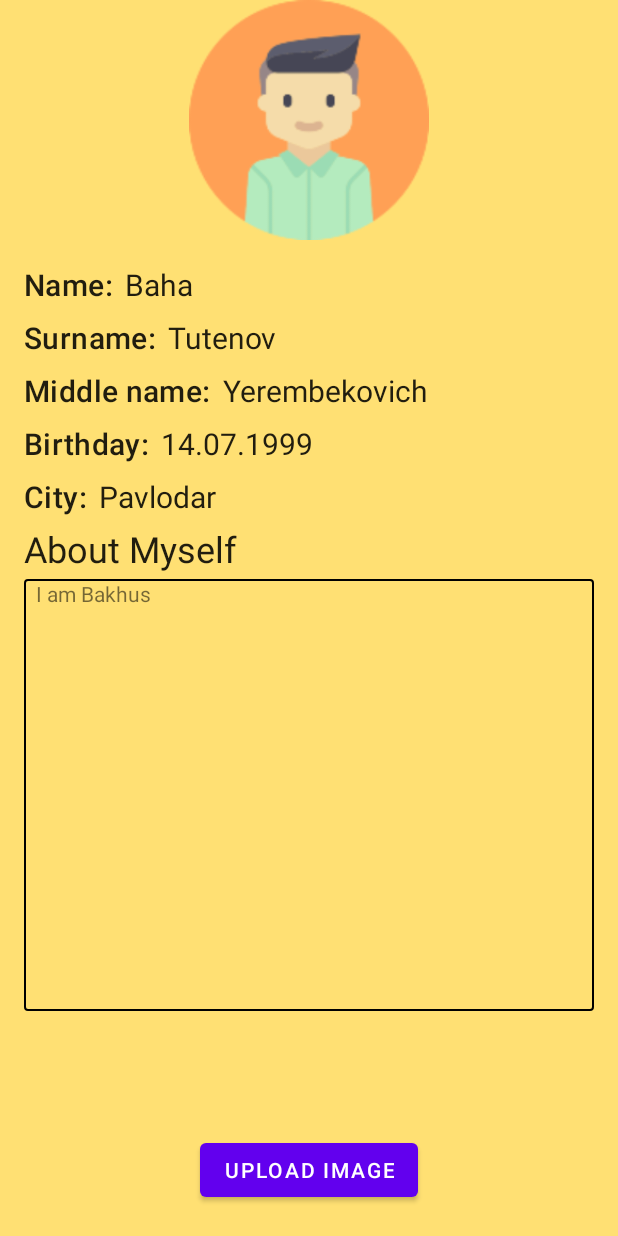
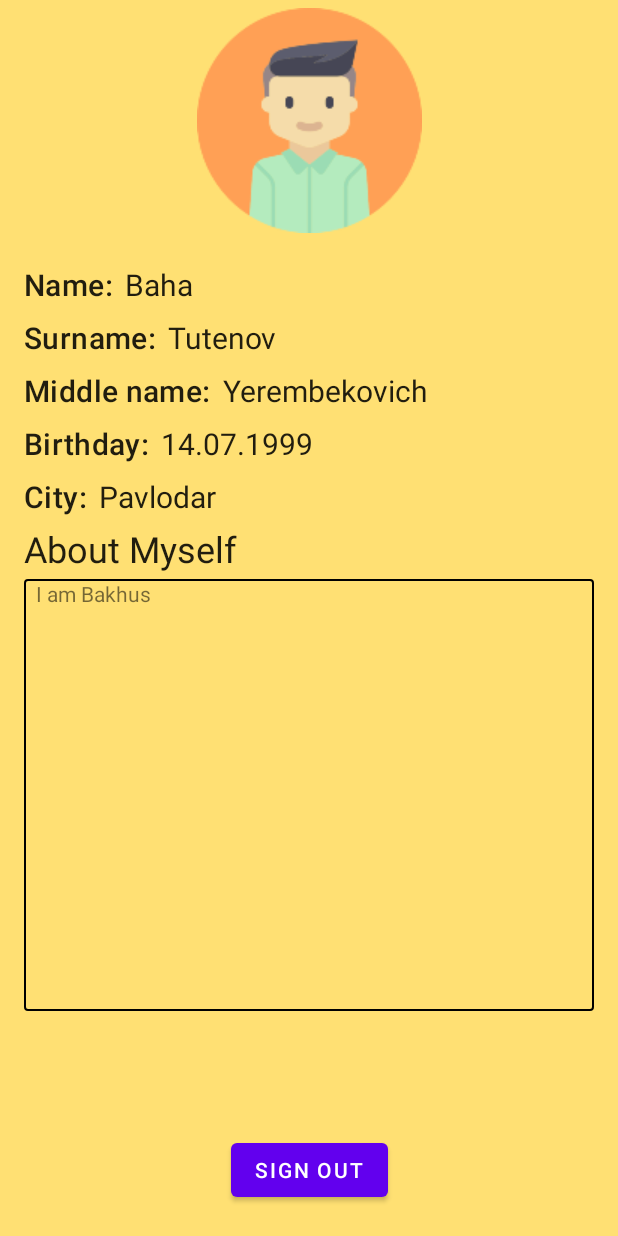
Before and after one commit to bakhus99/TechApp, an Android app: the layout fragment_profile.xml on its own in the app's theme, with its tools: preview values and no code run, on a phone screen of 412 x 824 dp. Run offline under Robolectric (Android 15) with nearby library versions, the phone set to English and light mode, and no system bars.

Commit message:
fixed image loading

```diff
--- a/app/build.gradle
+++ b/app/build.gradle
@@ -66,4 +66,10 @@ dependencies {
     testImplementation 'junit:junit:4.+'
     androidTestImplementation 'androidx.test.ext:junit:1.1.2'
     androidTestImplementation 'androidx.test.espresso:espresso-core:3.3.0'
+
+
+    implementation 'de.hdodenhof:circleimageview:3.1.0'
+
+    implementation 'com.github.bumptech.glide:glide:4.12.0'
+
 }
--- a/app/src/main/AndroidManifest.xml
+++ b/app/src/main/AndroidManifest.xml
@@ -13,7 +13,7 @@
         android:roundIcon="@mipmap/ic_launcher_round"
         android:supportsRtl="true"
 
-        android:theme="@style/splahScreenTheme">
+        android:theme="@style/Theme.TechApp">
         <activity android:name=".MainActivity">
             <intent-filter>
 
--- a/app/src/main/java/com/student/techapp/MainActivity.kt
+++ b/app/src/main/java/com/student/techapp/MainActivity.kt
@@ -19,7 +19,7 @@ class MainActivity : AppCompatActivity() {
 
     override fun onCreate(savedInstanceState: Bundle?) {
         super.onCreate(savedInstanceState)
-        setTheme(R.style.Theme_TechApp)
+        //setTheme(R.style.Theme_TechApp)
         supportActionBar?.hide()
         binding = ActivityMainBinding.inflate(layoutInflater)
         setContentView(binding.root)
--- a/app/src/main/res/layout/fragment_profile.xml
+++ b/app/src/main/res/layout/fragment_profile.xml
@@ -4,20 +4,29 @@
     xmlns:tools="http://schemas.android.com/tools"
     android:layout_width="match_parent"
     android:layout_height="match_parent"
-    android:background="#FFE073
-	"
+    android:background="#FFE073"
     tools:context=".ui.ProfileFragment">
 
     <ImageView
         android:id="@+id/userImage"
-        android:layout_width="0dp"
-        android:layout_height="0dp"
+        android:layout_width="150dp"
+        android:layout_height="150dp"
         android:scaleType="fitCenter"
         app:layout_constraintBottom_toTopOf="@id/guideline5"
         app:layout_constraintEnd_toEndOf="parent"
         app:layout_constraintStart_toStartOf="parent"
         app:layout_constraintTop_toTopOf="parent"
         android:src="@drawable/empty_avatar" />
+
+    <de.hdodenhof.circleimageview.CircleImageView
+        android:id="@+id/circleImage"
+        android:layout_width="150dp"
+        android:layout_height="150dp"
+        app:civ_border_width="3dp"
+        app:layout_constraintTop_toTopOf="@id/userImage"
+        app:layout_constraintEnd_toEndOf="@id/userImage"
+        app:layout_constraintStart_toStartOf="@id/userImage"
+        app:layout_constraintBottom_toBottomOf="@id/userImage"/>
 
     <androidx.constraintlayout.widget.Guideline
         android:id="@+id/guideline5"
@@ -183,7 +192,7 @@
         android:layout_width="wrap_content"
         android:layout_height="wrap_content"
         android:layout_marginBottom="20dp"
-        android:text="@string/upload_image"
+        android:text="@string/sign_out"
         app:layout_constraintBottom_toBottomOf="parent"
         app:layout_constraintEnd_toEndOf="parent"
         app:layout_constraintStart_toStartOf="parent" />
--- a/app/src/main/res/navigation/nav_graph.xml
+++ b/app/src/main/res/navigation/nav_graph.xml
@@ -56,7 +56,11 @@
         android:id="@+id/profileFragment"
         android:name="com.student.techapp.ui.ProfileFragment"
         android:label="fragment_profile"
-        tools:layout="@layout/fragment_profile" />
+        tools:layout="@layout/fragment_profile" >
+        <action
+            android:id="@+id/action_profileFragment_to_startFragment"
+            app:destination="@id/startFragment" />
+    </fragment>
     <fragment
         android:id="@+id/pdfViewFragment"
         android:name="com.student.techapp.ui.PdfViewFragment"
--- /dev/null
+++ b/app/src/main/res/values/dimens.xml
@@ -0,0 +1,6 @@
+<?xml version="1.0" encoding="utf-8"?>
+<resources>
+
+    <dimen name="small">8dp</dimen>
+
+</resources>
--- a/app/src/main/res/values/strings.xml
+++ b/app/src/main/res/values/strings.xml
@@ -30,4 +30,5 @@
     <string name="don_t_have_an_account">Don\'t have an account?</string>
     <string name="enter_login">Enter login</string>
     <string name="enter_your_password">Enter your password...</string>
+    <string name="sign_out">Sign out</string>
 </resources>
--- a/app/src/main/res/values/themes.xml
+++ b/app/src/main/res/values/themes.xml
@@ -12,14 +12,15 @@
         <!-- Status bar color. -->
         <item name="android:statusBarColor" tools:targetApi="l">?attr/colorPrimaryVariant</item>
         <!-- Customize your theme here. -->
+
     </style>
-        <style name="splahScreenTheme" parent="Theme.MaterialComponents.Light.NoActionBar">
+<!--        <style name="splahScreenTheme" parent="Theme.MaterialComponents.Light.NoActionBar">-->
 
-            <item name="android:windowBackground">
-                @drawable/splash_image
-            </item>
+<!--            <item name="android:windowBackground">-->
+<!--                @drawable/splash_image-->
+<!--            </item>-->
 
-            <item name="android:statusBarColor">@color/black</item>
+<!--            <item name="android:statusBarColor">@color/black</item>-->
+<!--        </style>-->
 
-        </style>
 </resources>
```
Also changed, not shown: app/src/main/java/com/student/techapp/ui/ProfileFragment.kt (+19 -74 lines), app/src/main/java/com/student/techapp/ui/RegisterFragment.kt (+86 -12 lines), app/src/main/res/drawable/rounded_select_photo.xml (added, +7 -0 lines), app/src/main/res/layout/fragment_register.xml (+26 -3 lines), 1 other file.
